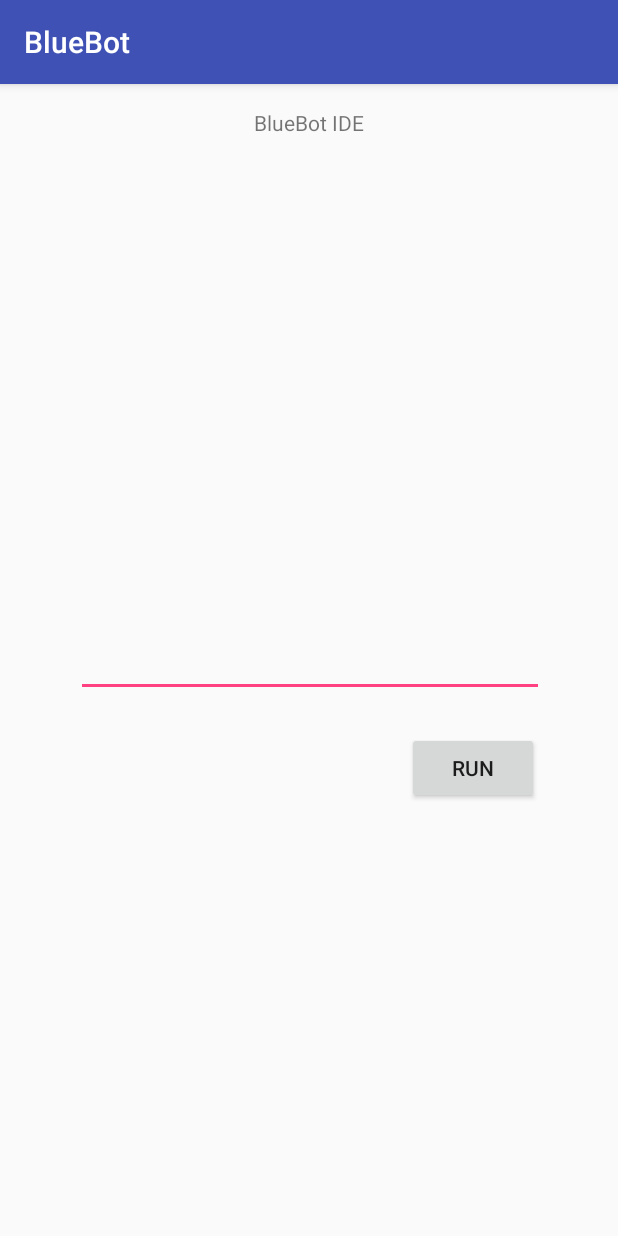
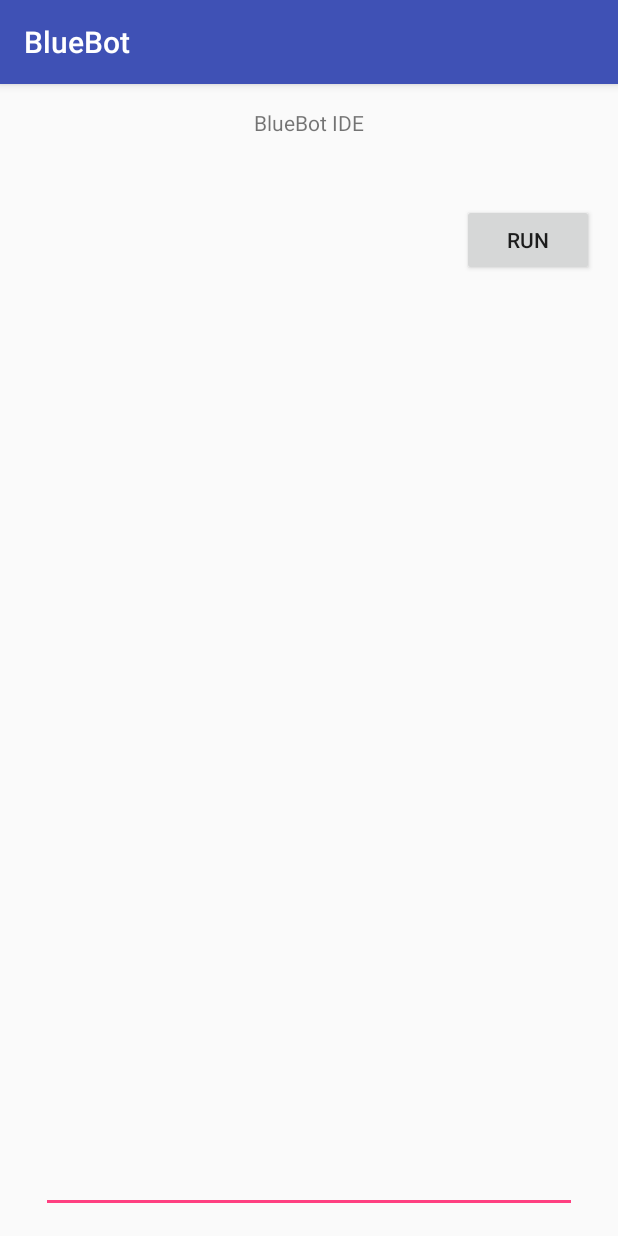
Before and after one commit to georgeerol/BlueBot, an Android app: the screen it shows after launch (BlueBotIDEActivity), after a tap on "IDE", on a phone screen of 412 x 824 dp. Run offline under Robolectric (Android 15) with nearby library versions, the phone set to English and light mode, and no system bars; libraries missing offline, so code that uses them is left out: app.akexorcist.bluetotohspp; 2 statements that could not run were skipped.

Commit message:
Addresses many issues from static analysis. *** Moves run button & error text to top of screen in IDE activity Adds view intent to allow Google app indexing/crawling inverts the name and semantics of the has() method on SharedComponents to doesNotHave() Removes redundant .gitignore entries Adds weaker scope to members marks other members as final addresses unchecked generics warnings Moves anonymous inner class to top level class. Throws Runtme exceptions when reflection instantiation of injection modules fail. Allows application full backup of content. Addresses certain methods with constant parameters by inlining.

```diff
--- a/app/src/main/java/com/bluebot/MainActivity.java
+++ b/app/src/main/java/com/bluebot/MainActivity.java
@@ -25,14 +25,14 @@ import static com.bluebot.runtime.bluetooth.BluetoothCodes.STOP;
 
 public class MainActivity extends AppCompatActivity implements View.OnTouchListener {
 
-    boolean forward = false;
-    boolean backward = false;
-    boolean left = false;
-    boolean right = false;
-    boolean stop = false;
+    private boolean forward = false;
+    private boolean backward = false;
+    private boolean left = false;
+    private boolean right = false;
+    private boolean stop = false;
 
     private BluetoothSPP bluetooth;
-    Button connect;
+    private Button connect;
 
     @Override
     protected void onCreate(Bundle savedInstanceState) {
--- a/app/src/main/java/com/bluebot/droid/ide/BlueBotIDEActivity.java
+++ b/app/src/main/java/com/bluebot/droid/ide/BlueBotIDEActivity.java
@@ -1,8 +1,10 @@
 package com.bluebot.droid.ide;
 
+import android.content.Intent;
 import android.os.Bundle;
 import android.support.v7.app.AppCompatActivity;
 import android.text.Editable;
+import android.util.Log;
 import android.view.View;
 import android.widget.EditText;
 
@@ -26,6 +28,7 @@ public class BlueBotIDEActivity extends AppCompatActivity implements ResponseHan
     @Override
     protected void onCreate(Bundle savedInstanceState) {
         super.onCreate(savedInstanceState);
+        getIntentData();
         setContentView(R.layout.activity_blue_bot_ide);
         findViewById(R.id.runButton).setOnClickListener(new View.OnClickListener() {
             @Override
@@ -36,6 +39,12 @@ public class BlueBotIDEActivity extends AppCompatActivity implements ResponseHan
         });
         errorMessage = findViewById(R.id.errorMessage);
         errorMessage.setVisibility(INVISIBLE);
+    }
+
+    private void getIntentData() {
+        if (getIntent().getAction()!=null && getIntent().getAction().equals(Intent.ACTION_VIEW)) {
+            Log.d(getLocalClassName(), "Intent data: " + getIntent().getData());
+        }
     }
 
     public void setRequestProcessor(RequestProcessor requestProcessor) {
--- a/app/src/main/java/com/bluebot/injection/BlueBotIDEActivityModule.java
+++ b/app/src/main/java/com/bluebot/injection/BlueBotIDEActivityModule.java
@@ -27,7 +27,7 @@ class BlueBotIDEActivityModule implements InjectionModule{
 
     private void injectActivity(final BlueBotIDEActivity blueBotIDEActivity) {
         final CodeRunnerRequestProcessor requestProcessor = new CodeRunnerRequestProcessor(new BlueCodeRunner(new BluetoothCommandSink() {
-            BluetoothSPP bluetooth = sharedComponents.get(BluetoothSPP.class);
+            private final BluetoothSPP bluetooth = sharedComponents.get(BluetoothSPP.class);
 
             @Override
             public void send(String command) {
--- a/app/src/main/java/com/bluebot/injection/Injector.java
+++ b/app/src/main/java/com/bluebot/injection/Injector.java
@@ -15,30 +15,14 @@ import java.util.Map;
  */
 
 public class Injector {
-    private static final SharedComponents share = new SharedComponents(){
-        private Map<Class,Object> internalShare = new HashMap<>();
-        @Override
-        public boolean has(Class aClass) {
-            return internalShare.containsKey(aClass);
-        }
+    private static final SharedComponents share = new InjectorSharedComponents();
 
-        @Override
-        public <T> T get(Class<T> aClass) {
-            return (T) internalShare.get(aClass);
-        }
-
-        @Override
-        public <T> void put(Class<T> aClass, T instance) {
-            internalShare.put(aClass, instance);
-        }
-    };
-
-    static Map<Class,Class>moduleMap = new HashMap<Class,Class>(){{
+    private static final Map<Class,Class>moduleMap = new HashMap<Class,Class>(){{
         put(BlueBotIDEActivity.class, BlueBotIDEActivityModule.class);
         put(MainActivity.class, MainActivityModule.class);
     }};
     public static void injectEach(Activity activity) {
-        if(! share.has(Context.class)) {
+        if(share.doesNotHave(Context.class)) {
             share.put(Context.class, activity.getApplicationContext());
         }
         if(moduleMap.containsKey(activity.getClass())) {
@@ -53,10 +37,11 @@ public class Injector {
         try {
             instance = aClass.newInstance();
         } catch (InstantiationException e) {
-            e.printStackTrace();
+            throw new RuntimeException("Cannot instantiate " + aClass, e);
         } catch (IllegalAccessException e) {
-            e.printStackTrace();
+            throw new RuntimeException("Cannot access " + aClass, e);
         }
         return (InjectionModule) instance;
     }
+
 }
--- /dev/null
+++ b/app/src/main/java/com/bluebot/injection/InjectorSharedComponents.java
@@ -0,0 +1,27 @@
+package com.bluebot.injection;
+
+import java.util.HashMap;
+import java.util.Map;
+
+/**
+ * Created by Clifton Craig on 4/13/17.
+ * Copyright GE 4/13/17
+ */
+class InjectorSharedComponents implements SharedComponents {
+    private Map<Class, Object> internalShare = new HashMap<>();
+
+    @Override
+    public boolean doesNotHave(Class aClass) {
+        return ! internalShare.containsKey(aClass);
+    }
+
+    @Override
+    public <T> T get(Class<T> aClass) {
+        return (T) internalShare.get(aClass);
+    }
+
+    @Override
+    public <T> void put(Class<T> aClass, T instance) {
+        internalShare.put(aClass, instance);
+    }
+}
--- a/app/src/main/java/com/bluebot/injection/MainActivityModule.java
+++ b/app/src/main/java/com/bluebot/injection/MainActivityModule.java
@@ -24,7 +24,7 @@ class MainActivityModule implements InjectionModule{
     }
 
     private BluetoothSPP lazyGetBluetoothSPP() {
-        if(! sharedComponents.has(BluetoothSPP.class))
+        if(sharedComponents.doesNotHave(BluetoothSPP.class))
             sharedComponents.put(BluetoothSPP.class, new BluetoothSPP(sharedComponents.get(Context.class)));
         return sharedComponents.get(BluetoothSPP.class);
     }
--- a/app/src/main/java/com/bluebot/injection/SharedComponents.java
+++ b/app/src/main/java/com/bluebot/injection/SharedComponents.java
@@ -6,7 +6,7 @@ package com.bluebot.injection;
  */
 
 interface SharedComponents {
-    boolean has(Class aClass);
+    boolean doesNotHave(Class aClass);
 
     <T> void put(Class<T> aClass, T instance);
 
--- a/app/src/main/res/layout/activity_blue_bot_ide.xml
+++ b/app/src/main/res/layout/activity_blue_bot_ide.xml
@@ -4,7 +4,9 @@
     xmlns:tools="http://schemas.android.com/tools"
     android:layout_width="match_parent"
     android:layout_height="match_parent"
-    tools:context="com.bluebot.droid.ide.BlueBotIDEActivity">
+    tools:context="com.bluebot.droid.ide.BlueBotIDEActivity"
+    tools:layout_editor_absoluteY="81dp"
+    tools:layout_editor_absoluteX="0dp">
 
     <TextView
         android:id="@+id/textView"
@@ -21,20 +23,25 @@
 
     <EditText
         android:id="@+id/codeEntry"
-        android:layout_width="312dp"
-        android:layout_height="351dp"
+        android:layout_width="0dp"
+        android:layout_height="0dp"
         android:contentDescription="@string/content_desc_code_entry"
         android:ems="10"
         android:inputType="textMultiLine"
         tools:layout_constraintTop_creator="1"
         tools:layout_constraintRight_creator="1"
+        tools:layout_constraintBottom_creator="1"
+        android:layout_marginStart="27dp"
+        app:layout_constraintBottom_toBottomOf="parent"
+        android:layout_marginEnd="27dp"
         app:layout_constraintRight_toRightOf="parent"
-        android:layout_marginTop="22dp"
-        app:layout_constraintTop_toBottomOf="@+id/textView"
+        android:layout_marginTop="18dp"
+        app:layout_constraintTop_toBottomOf="@+id/errorMessage"
         tools:layout_constraintLeft_creator="1"
+        android:layout_marginBottom="15dp"
         app:layout_constraintLeft_toLeftOf="parent"
-        tools:layout_editor_absoluteX="-10dp"
-        app:layout_constraintHorizontal_bias="0.506" />
+        android:layout_marginLeft="27dp"
+        android:layout_marginRight="27dp" />
 
     <Button
         android:id="@+id/runButton"
@@ -42,13 +49,13 @@
         android:layout_height="wrap_content"
         android:contentDescription="@string/content_desc_run_button"
         android:text="@string/run"
+        android:layout_marginEnd="16dp"
         tools:layout_constraintTop_creator="1"
         tools:layout_constraintRight_creator="1"
-        android:layout_marginEnd="3dp"
-        app:layout_constraintRight_toRightOf="@+id/codeEntry"
-        android:layout_marginTop="23dp"
-        app:layout_constraintTop_toBottomOf="@+id/codeEntry"
-        android:layout_marginRight="3dp" />
+        app:layout_constraintRight_toRightOf="parent"
+        android:layout_marginTop="80dp"
+        app:layout_constraintTop_toTopOf="parent"
+        android:layout_marginRight="16dp" />
 
     <TextView
         android:id="@+id/errorMessage"
@@ -56,11 +63,11 @@
         android:layout_height="wrap_content"
         android:contentDescription="@string/content_desc_error_message"
         android:text="@string/error"
+        android:layout_marginStart="28dp"
         tools:layout_constraintTop_creator="1"
-        android:layout_marginStart="83dp"
-        android:layout_marginTop="432dp"
+        android:layout_marginTop="128dp"
         tools:layout_constraintLeft_creator="1"
         app:layout_constraintLeft_toLeftOf="parent"
         app:layout_constraintTop_toTopOf="parent"
-        android:layout_marginLeft="175dp" />
+        android:layout_marginLeft="28dp" />
 </android.support.constraint.ConstraintLayout>
--- a/app/src/main/res/values/strings.xml
+++ b/app/src/main/res/values/strings.xml
@@ -13,7 +13,7 @@
     <string name="forward">Forward</string>
     <string name="backward">backward</string>
     <string name="ide">IDE</string>
-    <string name="connecting">Connecting...</string>
+    <string name="connecting">Connecting…</string>
     <string name="connected_to">Connected to %1$s</string>
     <string name="connection_lost">Connection lost</string>
     <string name="unable_to_connect">Unable to connect</string>
--- a/bluebotruntimelib/src/main/java/com/bluebot/ui/CodeRunnerRequestProcessor.java
+++ b/bluebotruntimelib/src/main/java/com/bluebot/ui/CodeRunnerRequestProcessor.java
@@ -14,11 +14,10 @@ import java.util.concurrent.Executors;
  */
 
 public class CodeRunnerRequestProcessor implements RequestProcessor, Runnable {
-    private Queue requestData = new LinkedList();
-    private BlueCodeRunner blueCodeRunner;
+    private final Queue<Object> requestData = new LinkedList<>();
+    private final BlueCodeRunner blueCodeRunner;
     private boolean runIndefinitely;
-    Executor executor = Executors.newSingleThreadExecutor();
-    private Thread workerThread;
+    private final Executor executor = Executors.newSingleThreadExecutor();
     private ResponseHandler responseHandler;
 
     public CodeRunnerRequestProcessor(BlueCodeRunner blueCodeRunner) {
@@ -57,17 +56,17 @@ public class CodeRunnerRequestProcessor implements RequestProcessor, Runnable {
                     put(UIResponseType.STATUS, UIResponseType.ERROR);
                     put(UIResponseType.DETAIL, e);
                 }};
-                respondWith(UIRequestTypes.EXECUTE_CODE, response);
+                respondWith(response);
                 continue;
             }
-            respondWith(UIRequestTypes.EXECUTE_CODE, new HashMap<String, Object>() {{
+            respondWith(new HashMap<String, Object>() {{
                 put(UIResponseType.STATUS, UIResponseType.SUCCESS);
             }});
         }
     }
 
-    private void respondWith(String requestType, HashMap<String, Object> responseData) {
-        if (responseHandler!=null) { responseHandler.responseForRequest(requestType, responseData); }
+    private void respondWith(HashMap<String, Object> responseData) {
+        if (responseHandler!=null) { responseHandler.responseForRequest(UIRequestTypes.EXECUTE_CODE, responseData); }
     }
 
     public void setRunIndefinitely(boolean runIndefinitely) {
--- a/bluebotruntimelib/src/main/java/com/bluebot/ui/UIResponseType.java
+++ b/bluebotruntimelib/src/main/java/com/bluebot/ui/UIResponseType.java
@@ -9,5 +9,5 @@ public class UIResponseType {
     public static final String ERROR = "ERROR";
     public static final String SUCCESS = "SUCCESS";
     public static final String DETAIL = "DETAIL";
-    public static String STATUS = "STATUS";
+    public static final String STATUS = "STATUS";
 }
```
Also changed, not shown: app/src/main/AndroidManifest.xml (+10 -2 lines), bluebotruntimelib/src/main/java/com/bluebot/runtime/runner/BlueCodeRunner.java (+17 -16 lines), 5 other files.
